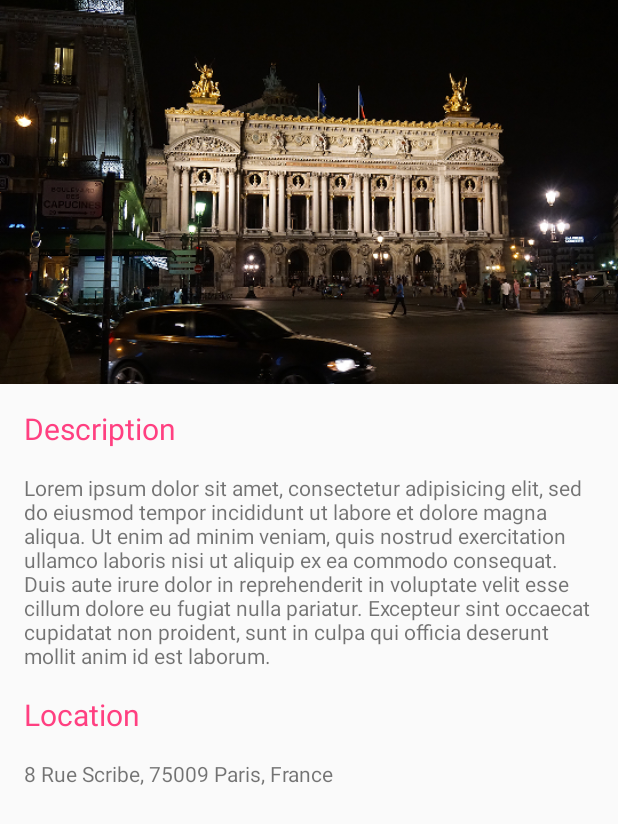
After one commit to Yasin27878/AndroidDesignSupportLibDemo, an Android app: the DetailActivity screen opened directly, with no data from a screen before it, on a phone screen of 412 x 824 dp. The commit adds this screen. Shown: the top 824 px of the screen. Run offline under Robolectric (Android 15) with nearby library versions, the phone set to English and light mode, and no system bars.

Commit message:
add:大的Banner图

```diff
--- a/app/src/main/AndroidManifest.xml
+++ b/app/src/main/AndroidManifest.xml
@@ -16,6 +16,13 @@
 				<category android:name="android.intent.category.LAUNCHER"/>
 			</intent-filter>
 		</activity>
+		<activity
+			android:name=".DetailActivity"
+			android:parentActivityName=".MainActivity">
+			<meta-data
+				android:name="android.support.PARENT_ACTIVITY"
+				android:value=".MainActivity" />
+		</activity>
 	</application>
 
 </manifest>
--- /dev/null
+++ b/app/src/main/java/com/yasin/androiddesignsupportlibdemo/DetailActivity.java
@@ -0,0 +1,20 @@
+package com.yasin.androiddesignsupportlibdemo;
+
+import android.os.Bundle;
+import android.support.annotation.Nullable;
+import android.support.v7.app.AppCompatActivity;
+
+/**
+ * Created by Yasin on 2017/4/26.
+ * Email : yasin27878@163.com
+ * Description :
+ */
+
+public class DetailActivity extends AppCompatActivity {
+
+    @Override
+    protected void onCreate(@Nullable Bundle savedInstanceState) {
+        super.onCreate(savedInstanceState);
+        setContentView(R.layout.activity_detail);
+    }
+}
--- a/app/src/main/java/com/yasin/androiddesignsupportlibdemo/ListAdapter.java
+++ b/app/src/main/java/com/yasin/androiddesignsupportlibdemo/ListAdapter.java
@@ -1,6 +1,7 @@
 package com.yasin.androiddesignsupportlibdemo;
 
 import android.content.Context;
+import android.content.Intent;
 import android.support.v7.widget.RecyclerView;
 import android.view.LayoutInflater;
 import android.view.View;
@@ -35,6 +36,10 @@ public class ListAdapter extends RecyclerView.Adapter<ListAdapter.ViewHolder> {
     public void onBindViewHolder(ListAdapter.ViewHolder holder, int position) {
         holder.mTvTitle.setText(mList.get(position));
         holder.mTvDesc.setText(mList.get(position));
+        holder.itemView.setOnClickListener(v -> {
+            Intent intent = new Intent(mContext, DetailActivity.class);
+            mContext.startActivity(intent);
+        });
     }
 
     @Override
--- /dev/null
+++ b/app/src/main/res/layout/activity_detail.xml
@@ -0,0 +1,90 @@
+<?xml version="1.0" encoding="utf-8"?>
+<android.support.design.widget.CoordinatorLayout
+	xmlns:android="http://schemas.android.com/apk/res/android"
+	xmlns:app="http://schemas.android.com/apk/res-auto"
+	xmlns:tools="http://schemas.android.com/tools"
+	android:layout_width="match_parent"
+	android:layout_height="match_parent"
+	android:fitsSystemWindows="true">
+
+	<android.support.design.widget.AppBarLayout
+		android:id="@+id/appbar"
+		android:layout_width="match_parent"
+		android:layout_height="256dp"
+		android:fitsSystemWindows="true"
+		android:theme="@style/ThemeOverlay.AppCompat.Dark.ActionBar">
+
+		<android.support.design.widget.CollapsingToolbarLayout
+			android:id="@+id/ctl"
+			android:layout_width="match_parent"
+			android:layout_height="match_parent"
+			android:fitsSystemWindows="true"
+			android:theme="@style/ThemeOverlay.AppCompat.Dark"
+			app:contentScrim="?attr/colorPrimary"
+			app:expandedTitleMarginEnd="16dp"
+			app:expandedTitleMarginStart="16dp"
+			app:layout_scrollFlags="scroll|exitUntilCollapsed">
+
+			<ImageView
+				android:id="@+id/iv"
+				android:layout_width="match_parent"
+				android:layout_height="match_parent"
+				android:fitsSystemWindows="true"
+				android:scaleType="centerCrop"
+				android:src="@drawable/a"
+				app:layout_collapseMode="parallax"/>
+
+			<android.support.v7.widget.Toolbar
+				android:id="@+id/toolbar"
+				android:layout_width="match_parent"
+				android:layout_height="?attr/actionBarSize"
+				app:layout_collapseMode="pin"
+				app:popupTheme="@style/ThemeOverlay.AppCompat.Light"/>
+		</android.support.design.widget.CollapsingToolbarLayout>
+	</android.support.design.widget.AppBarLayout>
+
+	<android.support.v4.widget.NestedScrollView
+		android:layout_width="match_parent"
+		android:layout_height="match_parent"
+		app:layout_behavior="@string/appbar_scrolling_view_behavior"
+		>
+
+		<LinearLayout
+			android:layout_width="match_parent"
+			android:layout_height="match_parent"
+			android:orientation="vertical"
+			android:paddingLeft="@dimen/margin"
+			android:paddingRight="@dimen/margin"
+			android:paddingTop="@dimen/margin">
+
+			<TextView
+				android:layout_width="match_parent"
+				android:layout_height="wrap_content"
+				android:layout_marginBottom="@dimen/margin"
+				android:text="Description"
+				android:textColor="?attr/colorAccent"
+				android:textSize="@dimen/article_titles"/>
+
+			<TextView
+				android:id="@+id/place_detail"
+				android:layout_width="wrap_content"
+				android:layout_height="wrap_content"
+				android:text="@string/detail_desc"/>
+
+			<TextView
+				android:layout_width="match_parent"
+				android:layout_height="wrap_content"
+				android:layout_marginBottom="@dimen/margin"
+				android:layout_marginTop="@dimen/margin"
+				android:text="Location"
+				android:textColor="?attr/colorAccent"
+				android:textSize="@dimen/article_titles"/>
+
+			<TextView
+				android:id="@+id/place_location"
+				android:layout_width="wrap_content"
+				android:layout_height="wrap_content"
+				android:text="@string/detail_location"/>
+		</LinearLayout>
+	</android.support.v4.widget.NestedScrollView>
+</android.support.design.widget.CoordinatorLayout>
--- /dev/null
+++ b/app/src/main/res/values-v21/style.xml
@@ -0,0 +1,8 @@
+<?xml version="1.0" encoding="utf-8"?>
+<resources>
+
+	<style name="AppTheme" parent="AppTheme.Base">
+		<item name="android:windowDrawsSystemBarBackgrounds">true</item>
+		<item name="android:statusBarColor">@android:color/transparent</item>
+	</style>
+</resources>
--- /dev/null
+++ b/app/src/main/res/values-v21/value.xml
@@ -0,0 +1,3 @@
+<?xml version="1.0" encoding="utf-8"?>
+<resources>
+</resources>
--- a/app/src/main/res/values/styles.xml
+++ b/app/src/main/res/values/styles.xml
@@ -1,11 +1,13 @@
 <resources>
 
 	<!-- Base application theme. -->
-	<style name="AppTheme" parent="Theme.AppCompat.Light.NoActionBar">
+	<style name="AppTheme.Base" parent="Theme.AppCompat.Light.NoActionBar">
 		<!-- Customize your theme here. -->
 		<item name="colorPrimary">@color/colorPrimary</item>
 		<item name="colorPrimaryDark">@color/colorPrimaryDark</item>
 		<item name="colorAccent">@color/colorAccent</item>
 	</style>
 
+	<style name="AppTheme" parent="AppTheme.Base"></style>
+
 </resources>
```
Also changed, not shown: 1 other file.
